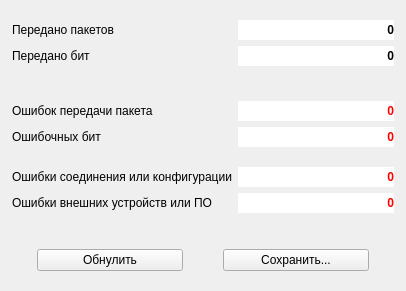
Veala/host_tgca-for-t_hsc, file default/stats_noise_test.ui: the form before one commit.
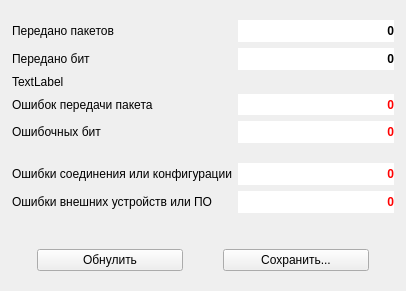
The form after the commit. Icons and pictures are not drawn.

What changed in the file:
```diff
--- a/default/stats_noise_test.ui
+++ b/default/stats_noise_test.ui
@@ -17,7 +17,7 @@
    <iconset resource="../tgca/tgca.qrc">
     <normaloff>:/pictogram/images[10].png</normaloff>:/pictogram/images[10].png</iconset>
   </property>
-  <layout class="QGridLayout" name="gridLayout" columnminimumwidth="3,2">
+  <layout class="QGridLayout" name="gridLayout">
    <property name="leftMargin">
     <number>12</number>
    </property>
@@ -121,19 +121,6 @@
      </item>
     </layout>
    </item>
-   <item row="2" column="0">
-    <spacer name="verticalSpacer">
-     <property name="orientation">
-      <enum>Qt::Vertical</enum>
-     </property>
-     <property name="sizeHint" stdset="0">
-      <size>
-       <width>20</width>
-       <height>40</height>
-      </size>
-     </property>
-    </spacer>
-   </item>
    <item row="3" column="1">
     <widget class="QLabel" name="errPack">
      <property name="minimumSize">
@@ -233,7 +220,7 @@
     </widget>
    </item>
    <item row="7" column="1">
-    <widget class="QLabel" name="otherErr_2">
+    <widget class="QLabel" name="otherErr">
      <property name="minimumSize">
       <size>
        <width>0</width>
@@ -266,7 +253,7 @@
     </widget>
    </item>
    <item row="7" column="0">
-    <widget class="QLabel" name="otherErr">
+    <widget class="QLabel" name="labelOtherErr">
      <property name="text">
       <string>Ошибки внешних устройств или ПО</string>
      </property>
@@ -285,6 +272,19 @@
      </property>
     </widget>
    </item>
+   <item row="2" column="0">
+    <widget class="QLabel" name="labelSpace1">
+     <property name="maximumSize">
+      <size>
+       <width>16777215</width>
+       <height>12</height>
+      </size>
+     </property>
+     <property name="text">
+      <string>TextLabel</string>
+     </property>
+    </widget>
+   </item>
   </layout>
  </widget>
  <resources>
```
Left out of the diff: 2 changed lines with no effect on the pictures.
